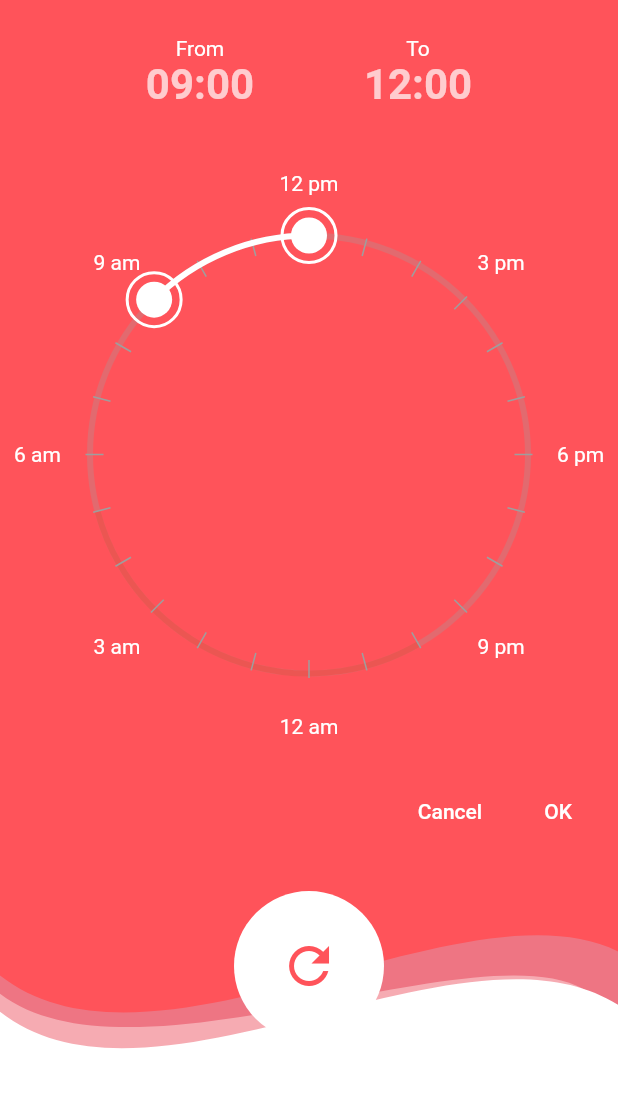
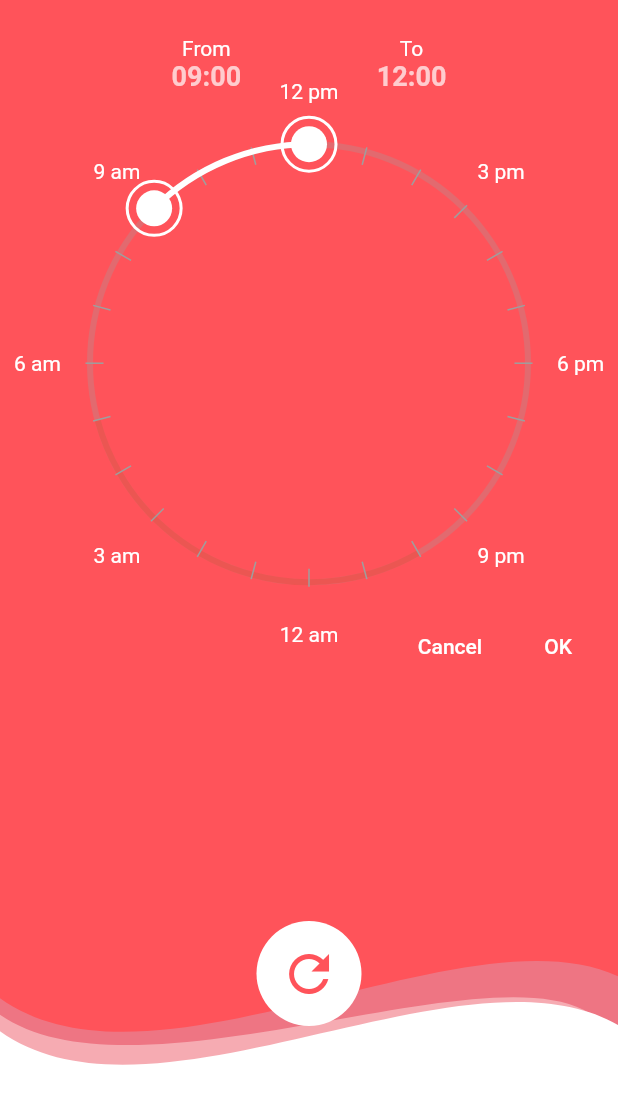
Before and after one commit to MarvelApps-Flutter/scales_demo, a Flutter app: the SleepHoursScreen screen opened directly, on a phone screen of 412 x 824 dp. Shown: the top 1104 px of the screen. Run offline on Flutter 3.47's test engine with Material 2 defaults, Android fonts, the phone set to English and light mode, and no system bars; missing offline and left inert: flutter_swipe_button.

Commit message:
screenshots and icon update

```diff
--- a/lib/screens/sleep_hours_screen.dart
+++ b/lib/screens/sleep_hours_screen.dart
@@ -149,7 +149,7 @@ class _SleepHoursScreenState extends State<SleepHoursScreen> {
             CustomPaint(
                 painter: const WavePainter(),
                 child: SizedBox(
-                  height: 230,
+                  height: 210,
                   child: Column(
                     children: [
                       InkWell(
@@ -161,7 +161,7 @@ class _SleepHoursScreenState extends State<SleepHoursScreen> {
                         },
                         child: Container(
                           alignment: Alignment.center,
-                          height: 100,
+                          height: 70,
                           decoration: const BoxDecoration(
                             color: Colors.white,
                             shape: BoxShape.circle,
@@ -191,6 +191,7 @@ class _SleepHoursScreenState extends State<SleepHoursScreen> {
                             totalTime != null
                                 ? SizedBox(
                                     width: MediaQuery.of(context).size.width,
+
                                     child: FractionallySizedBox(
                                       widthFactor: 0.9,
                                       child: Container(
--- a/lib/time_picker/src/time_range_dialog.dart
+++ b/lib/time_picker/src/time_range_dialog.dart
@@ -297,7 +297,7 @@ class TimeRangePickerState extends State<TimeRangePicker>
 
   late TimeOfDay _startTime;
   late TimeOfDay _endTime;
-  double _radius = 50;
+  double _radius = 40;
   double _offsetRad = 0;
 
   @override
@@ -621,6 +621,7 @@ class TimeRangePickerState extends State<TimeRangePicker>
               children: <Widget>[
                 SizedBox(height: MediaQuery.of(context).viewPadding.top,),
                 if (!widget.hideTimes) buildHeader(false),
+                SizedBox(height: 10,),
                 Stack(
                     //fit: StackFit.loose,
                     alignment: Alignment.center,
@@ -630,6 +631,7 @@ class TimeRangePickerState extends State<TimeRangePicker>
                       buildTimeRange(
                           localizations: localizations, themeData: themeData)
                     ]),
+                    SizedBox(height: 10,),
                 if (!widget.hideButtons)
                   buildButtonBar(localizations: localizations)
               ],
@@ -694,7 +696,7 @@ class TimeRangePickerState extends State<TimeRangePicker>
           ),
         },
         child: AspectRatio(
-          aspectRatio: 1,
+          aspectRatio: 1.4,
           child: Container(
             color: Colors.white.withOpacity(0),
             child: Center(
@@ -782,12 +784,12 @@ class TimeRangePickerState extends State<TimeRangePicker>
                     ? widget.activeTimeTextStyle ??
                         TextStyle(
                             color: activeColor,
-                            fontSize: 28,
+                            fontSize: 18,
                             fontWeight: FontWeight.bold)
                     : widget.timeTextStyle ??
                         TextStyle(
                             color: inactiveColor,
-                            fontSize: 28,
+                            fontSize: 18,
                             fontWeight: FontWeight.bold),
               ),
             ],
@@ -801,12 +803,12 @@ class TimeRangePickerState extends State<TimeRangePicker>
                   ? widget.activeTimeTextStyle ??
                       TextStyle(
                           color: activeColor,
-                          fontSize: 28,
+                          fontSize: 18,
                           fontWeight: FontWeight.bold)
                   : widget.timeTextStyle ??
                       TextStyle(
                           color: inactiveColor,
-                          fontSize: 28,
+                          fontSize: 18,
                           fontWeight: FontWeight.bold),
             ),
           ])
```
Also changed, not shown: assets/images/marvel_logo.png (added), assets/images/successive_logo.png (added), 48 other files.
